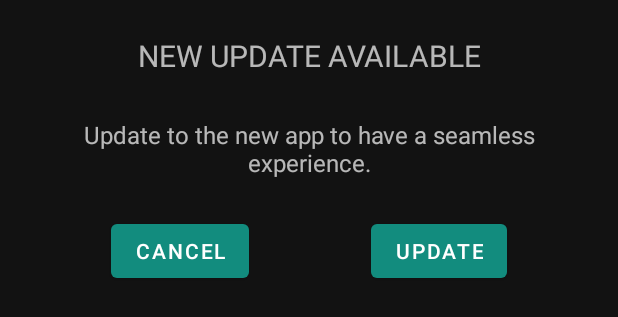
After one commit to csea-vortex/android-vortex-21, an Android app: the layout update_alert_dialog.xml on its own in the app's theme, with its tools: preview values and no code run, on a phone screen of 412 x 824 dp. The commit adds this screen. Shown: the top 317 px of the screen. Run offline under Robolectric (Android 15) with nearby library versions, the phone set to English and light mode, and no system bars.

Commit message:
fix: update bug fix

```diff
--- /dev/null
+++ b/app/src/main/res/layout/update_alert_dialog.xml
@@ -0,0 +1,73 @@
+<?xml version="1.0" encoding="utf-8"?>
+<androidx.constraintlayout.widget.ConstraintLayout xmlns:android="http://schemas.android.com/apk/res/android"
+    xmlns:app="http://schemas.android.com/apk/res-auto"
+    android:layout_width="match_parent"
+    android:layout_height="wrap_content"
+    android:layout_marginStart="40dp"
+    android:layout_marginEnd="40dp"
+    android:paddingStart="10dp"
+    android:paddingTop="20dp"
+    android:paddingEnd="10dp"
+    android:paddingBottom="20dp">
+
+    <androidx.constraintlayout.widget.Guideline
+        android:id="@+id/guideline_horizontal1"
+        android:layout_width="wrap_content"
+        android:layout_height="wrap_content"
+        android:orientation="horizontal"
+        app:layout_constraintGuide_percent="0.2" />
+
+    <androidx.constraintlayout.widget.Guideline
+        android:id="@+id/guideline_horizontal2"
+        android:layout_width="wrap_content"
+        android:layout_height="wrap_content"
+        android:orientation="horizontal"
+        app:layout_constraintGuide_percent="0.65" />
+
+    <TextView
+        android:id="@+id/tv_new_update_avl"
+        android:layout_width="match_parent"
+        android:layout_height="wrap_content"
+        android:gravity="center"
+        android:text="@string/new_update_available"
+        android:textAllCaps="true"
+        android:textSize="20sp"
+        app:layout_constraintBottom_toBottomOf="@id/guideline_horizontal1"
+        app:layout_constraintStart_toStartOf="parent"
+        app:layout_constraintTop_toTopOf="parent" />
+
+    <TextView
+        android:layout_width="match_parent"
+        android:layout_height="wrap_content"
+        android:layout_marginTop="12dp"
+        android:gravity="center"
+        android:text="@string/update_to_the_new_app_to_have_a_seamless_experience"
+        android:textSize="16sp"
+        app:layout_constraintBottom_toBottomOf="@id/guideline_horizontal2"
+        app:layout_constraintStart_toStartOf="parent"
+        app:layout_constraintTop_toBottomOf="@id/guideline_horizontal1" />
+
+    <Button
+        android:id="@+id/btn_cancel"
+        android:layout_width="wrap_content"
+        android:layout_height="wrap_content"
+        android:layout_marginStart="24dp"
+        android:layout_marginTop="12dp"
+        android:text="@string/cancel"
+        app:layout_constraintBottom_toBottomOf="parent"
+        app:layout_constraintStart_toStartOf="parent"
+        app:layout_constraintTop_toBottomOf="@id/guideline_horizontal2" />
+
+    <Button
+        android:id="@+id/btn_update"
+        android:layout_width="wrap_content"
+        android:layout_height="wrap_content"
+        android:layout_marginTop="12dp"
+        android:layout_marginEnd="24dp"
+        android:text="@string/update"
+        app:layout_constraintBottom_toBottomOf="parent"
+        app:layout_constraintEnd_toEndOf="parent"
+        app:layout_constraintTop_toBottomOf="@id/guideline_horizontal2" />
+
+
+</androidx.constraintlayout.widget.ConstraintLayout>
--- a/app/src/main/res/values/strings.xml
+++ b/app/src/main/res/values/strings.xml
@@ -34,4 +34,8 @@
     <string name="social_media">Social Media</string>
     <string name="t_shirt">T-shirt</string>
     <string name="t_shirt_registration">T-shirt Registration</string>
+    <string name="new_update_available">New Update Available</string>
+    <string name="update_to_the_new_app_to_have_a_seamless_experience">Update to the new app to have a seamless experience.</string>
+    <string name="cancel">CANCEL</string>
+    <string name="update">UPDATE</string>
 </resources>
```
Also changed, not shown: app/src/main/java/edu/nitt/vortex21/SplashActivity.kt (+52 -33 lines).
